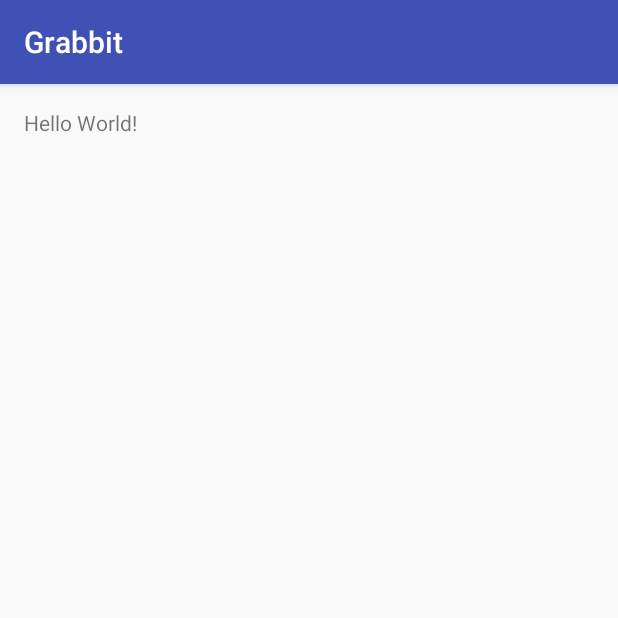
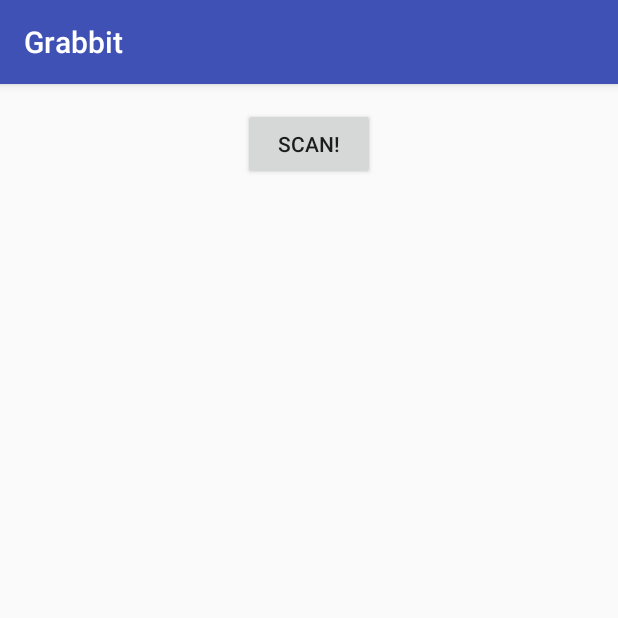
Before and after one commit to ophirharpaz/Grabbit, an Android app: the screen it shows after launch (MainActivity), on a phone screen of 412 x 824 dp, the top half of it. Run offline under Robolectric (Android 15) with nearby library versions, the phone set to English and light mode, and no system bars; libraries missing offline, so code that uses them is left out: com.google.zxing.integration.

Commit message:
Added basic barcode scan

```diff
--- a/app/build.gradle
+++ b/app/build.gradle
@@ -2,7 +2,7 @@ apply plugin: 'com.android.application'
 
 android {
     compileSdkVersion 24
-    buildToolsVersion "24.0.1"
+    buildToolsVersion "23.0.2"
 
     defaultConfig {
         applicationId "it.grab.grabbit.grabbit"
@@ -23,4 +23,6 @@ dependencies {
     compile fileTree(dir: 'libs', include: ['*.jar'])
     testCompile 'junit:junit:4.12'
     compile 'com.android.support:appcompat-v7:24.1.1'
+    compile 'com.journeyapps:zxing-android-embedded:3.3.0'
+    compile 'com.android.support:appcompat-v7:23.1.0'   // Version 23+ is required
 }
--- a/app/src/main/res/layout/activity_main.xml
+++ b/app/src/main/res/layout/activity_main.xml
@@ -3,14 +3,27 @@
     xmlns:tools="http://schemas.android.com/tools"
     android:layout_width="match_parent"
     android:layout_height="match_parent"
+    xmlns:app="http://schemas.android.com/apk/res-auto"
     android:paddingBottom="@dimen/activity_vertical_margin"
     android:paddingLeft="@dimen/activity_horizontal_margin"
     android:paddingRight="@dimen/activity_horizontal_margin"
     android:paddingTop="@dimen/activity_vertical_margin"
     tools:context="it.grab.grabbit.grabbit.MainActivity">
 
-    <TextView
+    <Button
+        android:id="@+id/scan_btn"
         android:layout_width="wrap_content"
         android:layout_height="wrap_content"
-        android:text="Hello World!" />
+        android:text="@string/scan_btn_txt"
+        android:layout_alignParentTop="true"
+        android:layout_centerHorizontal="true"
+        android:onClick="switchFlashlight"/>
+
+    <TextView
+        android:id="@+id/scan_format"
+        android:layout_width="wrap_content"
+        android:layout_height="wrap_content"
+        android:textIsSelectable="true"
+        android:layout_centerHorizontal="true"
+        android:layout_below="@id/scan_btn" />
 </RelativeLayout>
--- a/app/src/main/res/values/strings.xml
+++ b/app/src/main/res/values/strings.xml
@@ -1,3 +1,4 @@
 <resources>
     <string name="app_name">Grabbit</string>
+    <string name="scan_btn_txt">Scan!</string>
 </resources>
```
Also changed, not shown: app/src/main/AndroidManifest.xml (+10 -1 lines), app/src/main/java/it/grab/grabbit/grabbit/MainActivity.java (+43 -0 lines).
